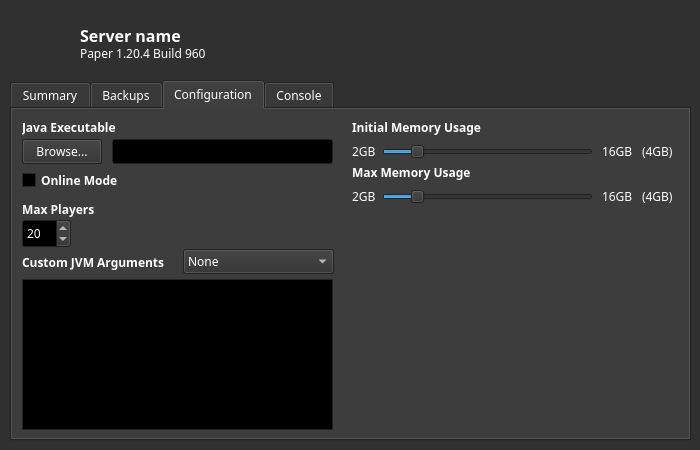
This is app/manageserver.ui in lines-of-codes/PyQSM as Qt 5 draws it before an edit. The edited form follows.
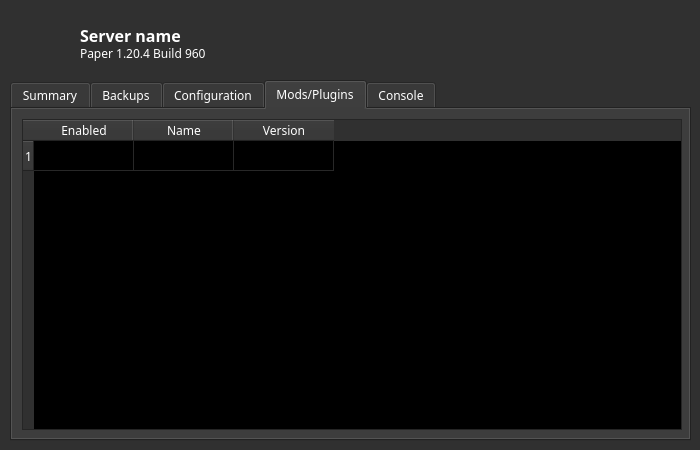
This is the edited form. Icons and pictures are not drawn.

Patch:
```diff
--- a/app/manageserver.ui
+++ b/app/manageserver.ui
@@ -542,7 +542,7 @@
     </rect>
    </property>
    <property name="currentIndex">
-    <number>2</number>
+    <number>3</number>
    </property>
    <widget class="QWidget" name="tab">
     <attribute name="title">
@@ -774,6 +774,9 @@
        <height>25</height>
       </rect>
      </property>
+     <property name="placeholderText">
+      <string>Leave blank to use default</string>
+     </property>
     </widget>
     <widget class="QPushButton" name="javaExecBrowseBtn">
      <property name="geometry">
@@ -1087,6 +1090,37 @@
      </item>
     </widget>
    </widget>
+   <widget class="QWidget" name="tab_5">
+    <attribute name="title">
+     <string>Mods/Plugins</string>
+    </attribute>
+    <widget class="QTableWidget" name="tableWidget">
+     <property name="geometry">
+      <rect>
+       <x>10</x>
+       <y>10</y>
+       <width>660</width>
+       <height>311</height>
+      </rect>
+     </property>
+     <row/>
+     <column>
+      <property name="text">
+       <string>Enabled</string>
+      </property>
+     </column>
+     <column>
+      <property name="text">
+       <string>Name</string>
+      </property>
+     </column>
+     <column>
+      <property name="text">
+       <string>Version</string>
+      </property>
+     </column>
+    </widget>
+   </widget>
    <widget class="QWidget" name="tab_3">
     <attribute name="title">
      <string>Console</string>
```
Left out of the diff: 6 changed lines with no effect on the pictures.
